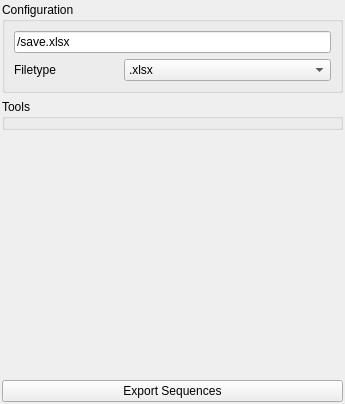
NATuG3/NATuG3, file ui/panels/sequencing/panel.ui: the form before one commit.
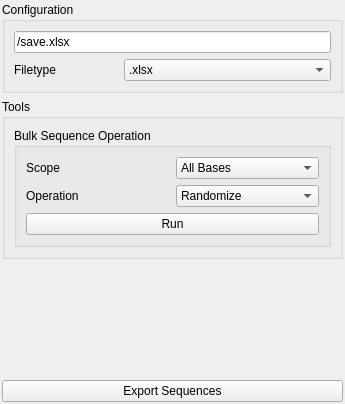
The form after the commit.

Commit message: Created bulk operation panel

Diff of the .ui file:
```diff
--- a/ui/panels/sequencing/panel.ui
+++ b/ui/panels/sequencing/panel.ui
@@ -102,6 +102,61 @@
      <property name="title">
       <string>Tools</string>
      </property>
+     <layout class="QGridLayout" name="gridLayout_4">
+      <item row="0" column="0" colspan="2">
+       <widget class="QGroupBox" name="groupBox">
+        <property name="title">
+         <string>Bulk Sequence Operation</string>
+        </property>
+        <layout class="QGridLayout" name="gridLayout_5">
+         <item row="0" column="1">
+          <widget class="QComboBox" name="scope">
+           <item>
+            <property name="text">
+             <string>All Bases</string>
+            </property>
+           </item>
+           <item>
+            <property name="text">
+             <string>Unset Bases</string>
+            </property>
+           </item>
+          </widget>
+         </item>
+         <item row="0" column="0">
+          <widget class="QLabel" name="label">
+           <property name="text">
+            <string>Scope</string>
+           </property>
+          </widget>
+         </item>
+         <item row="1" column="0">
+          <widget class="QLabel" name="label_3">
+           <property name="text">
+            <string>Operation</string>
+           </property>
+          </widget>
+         </item>
+         <item row="2" column="0" colspan="2">
+          <widget class="QPushButton" name="run_bulk_operation">
+           <property name="text">
+            <string>Run</string>
+           </property>
+          </widget>
+         </item>
+         <item row="1" column="1">
+          <widget class="QComboBox" name="operation">
+           <item>
+            <property name="text">
+             <string>Randomize</string>
+            </property>
+           </item>
+          </widget>
+         </item>
+        </layout>
+       </widget>
+      </item>
+     </layout>
     </widget>
    </item>
   </layout>
```
The commit also changes 5 other files.
